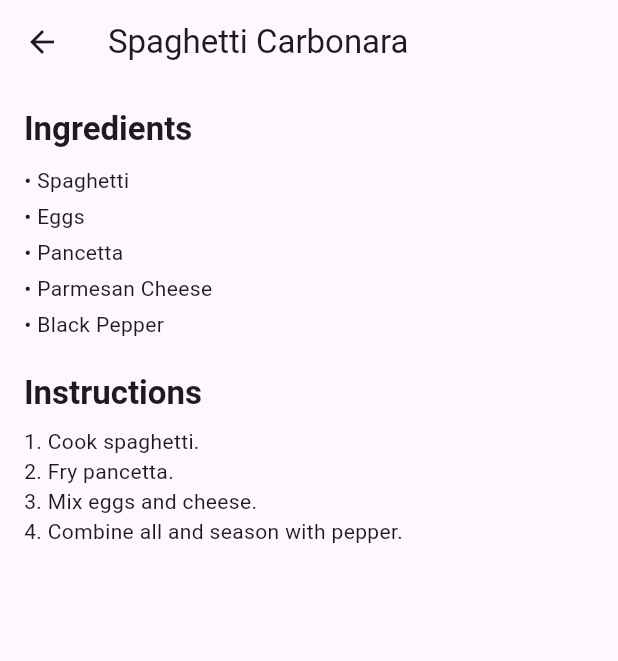
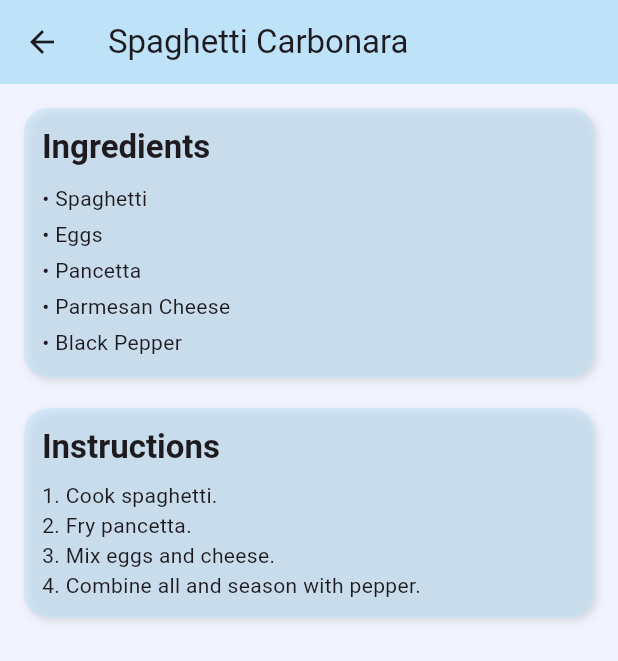
Before and after one commit to Galaxycat3/cw02, a Flutter app: the screen it shows after launch, after a tap on "Spaghetti Carbonara", on a phone screen of 412 x 824 dp. Shown: the top 661 px of the screen. Run offline on Flutter 3.47's test engine with Material 3 defaults, Android fonts, the phone set to English and light mode, and no system bars.

Commit message:
Added a few more recipes and changed the colors of the buttons as well as the details page

```diff
--- a/lib/details_screen.dart
+++ b/lib/details_screen.dart
@@ -5,44 +5,95 @@ class DetailsScreen extends StatelessWidget {
 
   const DetailsScreen({Key? key, required this.recipe}) : super(key: key);
 
+  final List<Color> pastelColors = const [
+    Color(0xFFB8EBD0), // Mint green
+    Color(0xFFFFC1CC), // Baby pink
+    Color(0xFFBEE3F8), // Baby blue
+    Color(0xFFE6E6FA), // Light lavender
+    Color(0xFFF5F5DC), // Beige
+    Color(0xFFFFF9B0), // Light yellow
+  ];
+
   @override
   Widget build(BuildContext context) {
     final ingredients = List<String>.from(recipe['ingredients']);
     final instructions = recipe['instructions'];
+    final color = pastelColors[
+        recipe['title'].hashCode % pastelColors.length]; // consistent pastel
 
     return Scaffold(
       appBar: AppBar(
         title: Text(recipe['title']),
+        backgroundColor: color,
       ),
-      body: Padding(
+      body: Container(
+        color: color.withOpacity(0.2), // soft pastel background
+        child: Padding(
           padding: const EdgeInsets.all(16.0),
           child: ListView(
             children: [
+              Container(
+                padding: const EdgeInsets.all(12),
+                decoration: BoxDecoration(
+                  color: color.withOpacity(0.5),
+                  borderRadius: BorderRadius.circular(16),
+                  boxShadow: [
+                    BoxShadow(
+                      color: Colors.black12,
+                      blurRadius: 4,
+                      offset: const Offset(2, 2),
+                    ),
+                  ],
+                ),
+                child: Column(
+                  crossAxisAlignment: CrossAxisAlignment.start,
+                  children: [
                     Text(
                       'Ingredients',
-              style: Theme.of(context)
-                  .textTheme
-                  .titleLarge
-                  ?.copyWith(fontWeight: FontWeight.bold),
+                      style: Theme.of(context).textTheme.titleLarge?.copyWith(
+                            fontWeight: FontWeight.bold,
+                          ),
                     ),
                     const SizedBox(height: 8),
                     ...ingredients.map((item) => Padding(
                           padding: const EdgeInsets.symmetric(vertical: 2),
                           child: Text('• $item'),
                         )),
+                  ],
+                ),
+              ),
               const SizedBox(height: 20),
+              Container(
+                padding: const EdgeInsets.all(12),
+                decoration: BoxDecoration(
+                  color: color.withOpacity(0.5),
+                  borderRadius: BorderRadius.circular(16),
+                  boxShadow: [
+                    BoxShadow(
+                      color: Colors.black12,
+                      blurRadius: 4,
+                      offset: const Offset(2, 2),
+                    ),
+                  ],
+                ),
+                child: Column(
+                  crossAxisAlignment: CrossAxisAlignment.start,
+                  children: [
                     Text(
                       'Instructions',
-              style: Theme.of(context)
-                  .textTheme
-                  .titleLarge
-                  ?.copyWith(fontWeight: FontWeight.bold),
+                      style: Theme.of(context).textTheme.titleLarge?.copyWith(
+                            fontWeight: FontWeight.bold,
+                          ),
                     ),
                     const SizedBox(height: 8),
                     Text(instructions),
                   ],
                 ),
               ),
+            ],
+          ),
+        ),
+      ),
     );
   }
 }
```
Also changed, not shown: lib/home_screen.dart (+40 -5 lines). Lines whose indentation alone changed are shown as unchanged.
